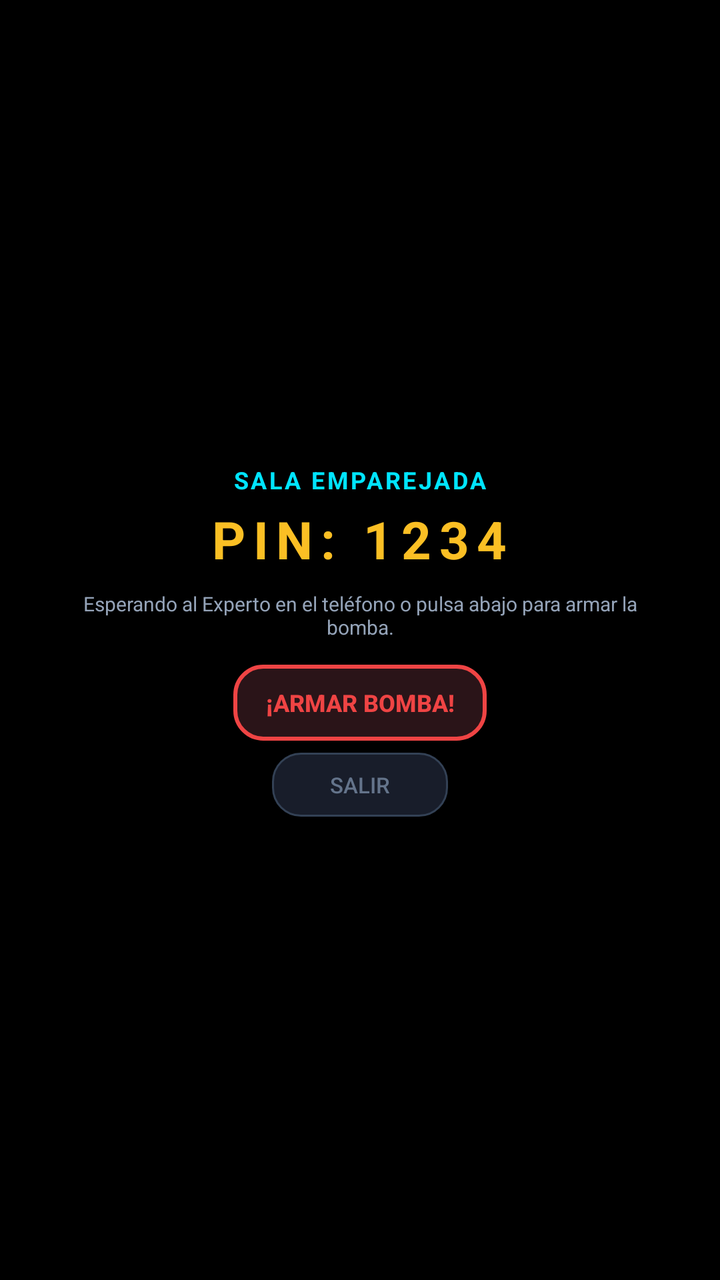
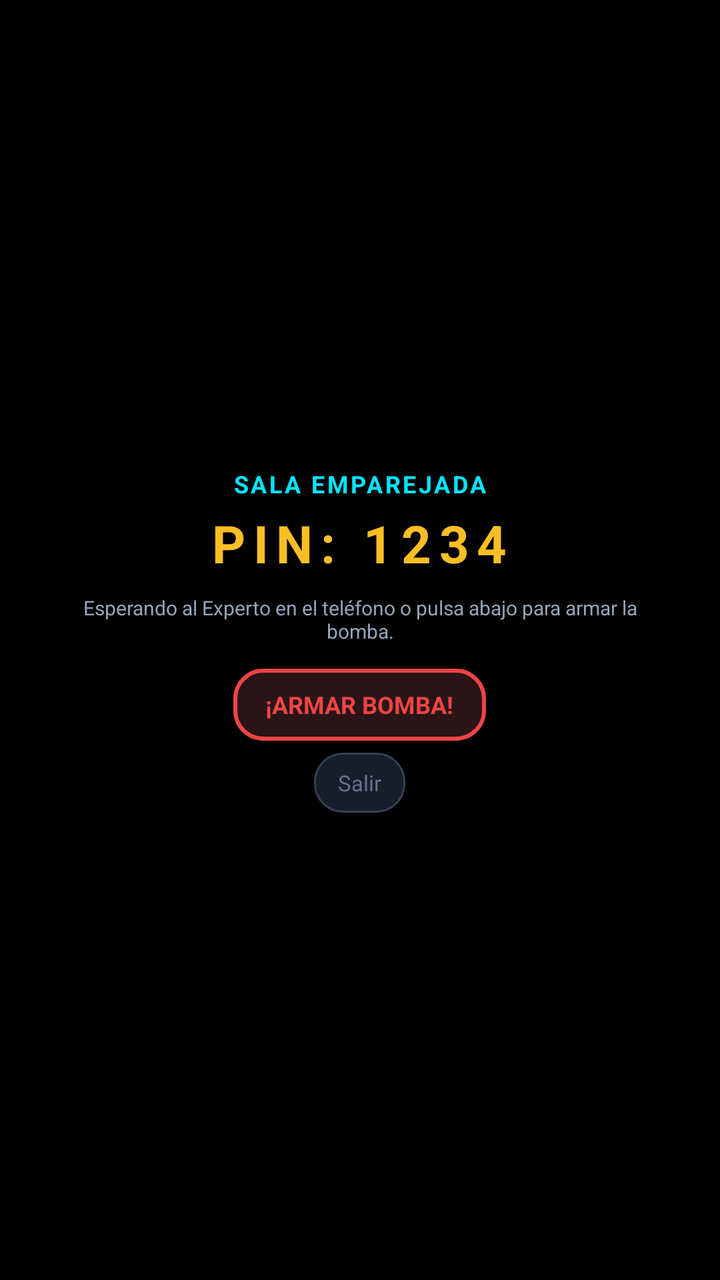

An Android layout rendered at two revisions. The XML below is the earlier revision; the diff shows what the commit changed to produce the second picture.
<!-- AndroidManifest.xml: application theme AppTheme -->
<!-- res/layout/view_lobby.xml -->
<?xml version="1.0" encoding="utf-8"?>
<LinearLayout xmlns:android="http://schemas.android.com/apk/res/android"
    android:layout_width="match_parent"
    android:layout_height="match_parent"
    android:orientation="vertical"
    android:gravity="center"
    android:background="@color/bg_black"
    android:paddingStart="24dp"
    android:paddingEnd="24dp"
    android:paddingTop="28dp"
    android:paddingBottom="28dp">

    <TextView
        android:layout_width="wrap_content"
        android:layout_height="wrap_content"
        android:text="SALA EMPAREJADA"
        android:textColor="@color/accent_cyan"
        android:textSize="12sp"
        android:textStyle="bold"
        android:letterSpacing="0.1" />

    <TextView
        android:id="@+id/tvLobbyPin"
        android:layout_width="wrap_content"
        android:layout_height="wrap_content"
        android:layout_marginTop="4dp"
        android:text="PIN: 1234"
        android:textColor="@color/warning_yellow"
        android:textSize="26sp"
        android:textStyle="bold"
        android:letterSpacing="0.15" />

    <TextView
        android:id="@+id/tvLobbyStatus"
        android:layout_width="wrap_content"
        android:layout_height="wrap_content"
        android:layout_marginTop="8dp"
        android:text="Esperando al Experto en el teléfono o pulsa abajo para armar la bomba."
        android:textColor="@color/text_secondary"
        android:textSize="10sp"
        android:gravity="center" />

    <Button
        android:id="@+id/btnLobbyStart"
        android:layout_width="wrap_content"
        android:layout_height="38dp"
        android:layout_marginTop="12dp"
        android:text="¡ARMAR BOMBA!"
        android:textColor="@color/danger_red"
        android:textSize="12sp"
        android:textStyle="bold"
        android:background="@drawable/btn_round_red"
        android:paddingStart="16dp"
        android:paddingEnd="16dp" />

    <Button
        android:id="@+id/btnLobbyDisconnect"
        android:layout_width="wrap_content"
        android:layout_height="32dp"
        android:layout_marginTop="6dp"
        android:text="Salir"
        android:textColor="@color/text_muted"
        android:textSize="11sp"
        android:background="@drawable/btn_round_dark"
        android:paddingStart="12dp"
        android:paddingEnd="12dp" />

</LinearLayout>
<!-- resources referenced by this layout -->
<resources>
  <color name="accent_cyan">#00E5FF</color>
  <color name="bg_black">#000000</color>
  <color name="danger_red">#EF4444</color>
  <color name="text_muted">#64748B</color>
  <color name="text_secondary">#94A3B8</color>
  <color name="warning_yellow">#FBBF24</color>
  <!-- drawable btn_round_dark (drawable) -->
  <?xml version="1.0" encoding="utf-8"?>
  <shape xmlns:android="http://schemas.android.com/apk/res/android"
      android:shape="rectangle">
      <corners android:radius="14dp" />
      <solid android:color="#181D2A" />
      <stroke android:width="1dp" android:color="#334155" />
  </shape>
  <!-- drawable btn_round_red (drawable) -->
  <?xml version="1.0" encoding="utf-8"?>
  <shape xmlns:android="http://schemas.android.com/apk/res/android"
      android:shape="rectangle">
      <corners android:radius="14dp" />
      <solid android:color="#2A1418" />
      <stroke android:width="2dp" android:color="#EF4444" />
  </shape>
  <style name="AppTheme" parent="Theme.AppCompat.NoActionBar">
          <item name="android:windowBackground">@color/bg_black</item>
          <item name="android:colorBackground">@color/bg_black</item>
          <item name="colorPrimary">@color/colorPrimary</item>
          <item name="colorPrimaryDark">@color/colorPrimaryDark</item>
          <item name="colorAccent">@color/colorAccent</item>
          <item name="windowActionBar">false</item>
          <item name="windowNoTitle">true</item>
      </style>
  <color name="colorPrimary">#E63946</color>
  <color name="colorPrimaryDark">#000000</color>
  <color name="colorAccent">#00E5FF</color>
</resources>

<!-- the commit's change to res/layout/view_lobby.xml (unified diff, before → after) -->
@@ -40,29 +40,35 @@
         android:textSize="10sp"
         android:gravity="center" />
 
-    <Button
+    <TextView
         android:id="@+id/btnLobbyStart"
         android:layout_width="wrap_content"
-        android:layout_height="38dp"
+        android:layout_height="36dp"
         android:layout_marginTop="12dp"
         android:text="¡ARMAR BOMBA!"
         android:textColor="@color/danger_red"
         android:textSize="12sp"
         android:textStyle="bold"
         android:background="@drawable/btn_round_red"
+        android:gravity="center"
         android:paddingStart="16dp"
-        android:paddingEnd="16dp" />
+        android:paddingEnd="16dp"
+        android:clickable="true"
+        android:focusable="true" />
 
-    <Button
+    <TextView
         android:id="@+id/btnLobbyDisconnect"
         android:layout_width="wrap_content"
-        android:layout_height="32dp"
+        android:layout_height="30dp"
         android:layout_marginTop="6dp"
         android:text="Salir"
         android:textColor="@color/text_muted"
         android:textSize="11sp"
         android:background="@drawable/btn_round_dark"
+        android:gravity="center"
         android:paddingStart="12dp"
-        android:paddingEnd="12dp" />
+        android:paddingEnd="12dp"
+        android:clickable="true"
+        android:focusable="true" />
 
 </LinearLayout>
